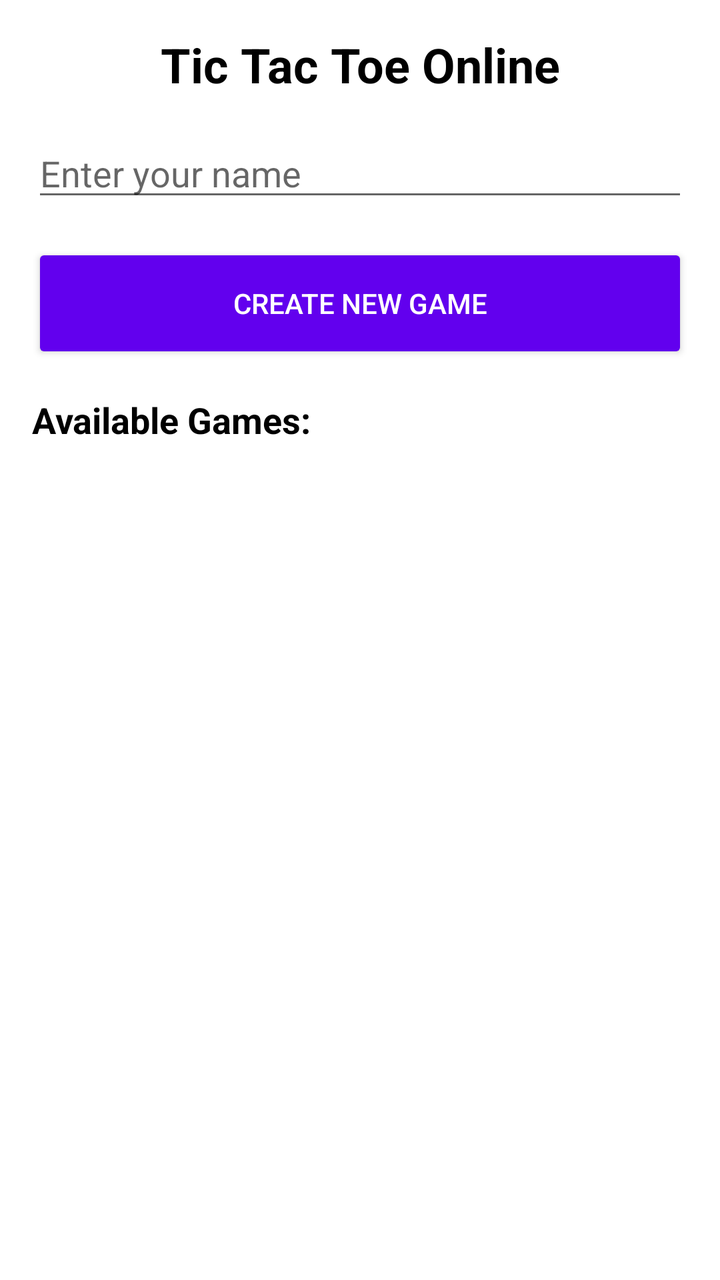
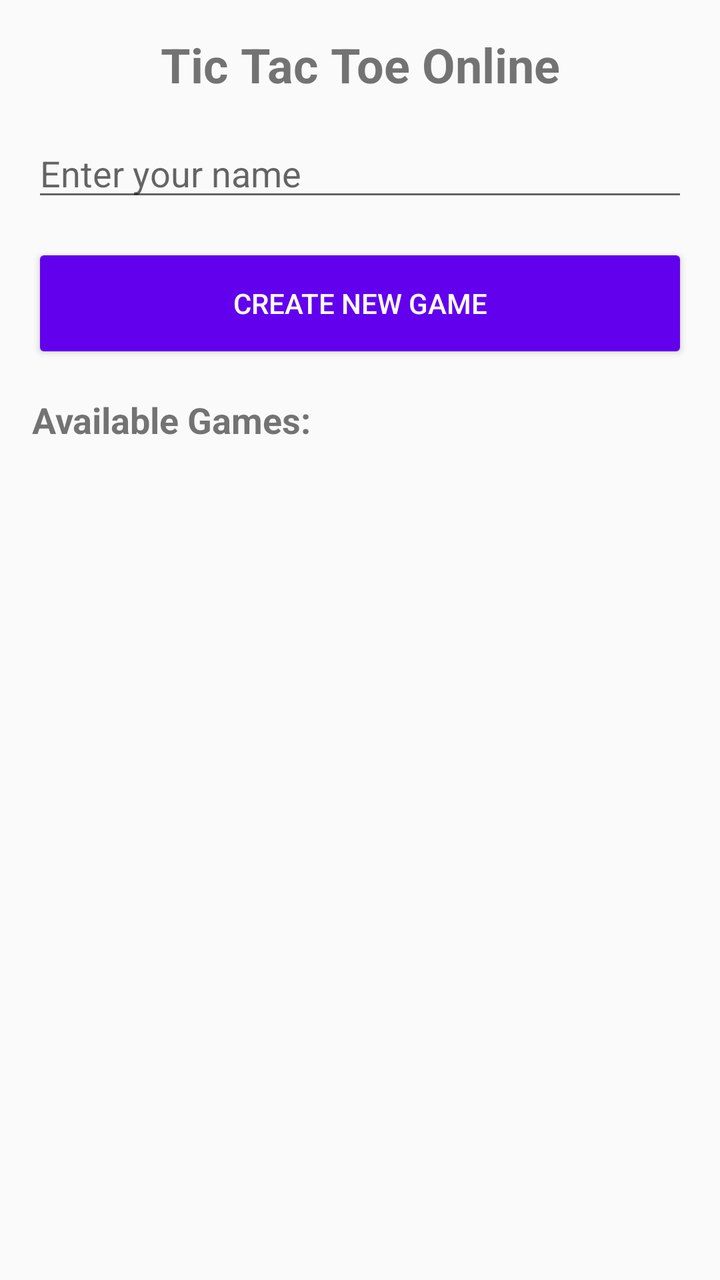

An Android layout rendered at two revisions. The XML below is the earlier revision; the diff shows what the commit changed to produce the second picture.
<!-- AndroidManifest.xml: application theme Theme.AndroidTicTacToeTutorial2 -->
<!-- res/layout/activity_game_list.xml -->
<?xml version="1.0" encoding="utf-8"?>
<LinearLayout xmlns:android="http://schemas.android.com/apk/res/android"
    android:layout_width="match_parent"
    android:layout_height="match_parent"
    android:orientation="vertical"
    android:background="#FFFFFF"
    android:fitsSystemWindows="true"
    android:padding="16dp">

    <TextView
        android:layout_width="match_parent"
        android:layout_height="wrap_content"
        android:text="Tic Tac Toe Online"
        android:textColor="#000000"
        android:textAlignment="center"
        android:textSize="24sp"
        android:textStyle="bold"
        android:layout_marginBottom="16dp" />

    <EditText
        android:id="@+id/et_player_name"
        android:layout_width="match_parent"
        android:layout_height="wrap_content"
        android:hint="Enter your name"
        android:inputType="textPersonName"
        android:layout_marginBottom="16dp" />

    <Button
        android:id="@+id/btn_create_game"
        android:layout_width="match_parent"
        android:layout_height="60dp"
        android:text="Create New Game"
        android:textColor="#FFFFFF"
        android:backgroundTint="@color/purple_500"
        android:layout_marginBottom="16dp" />

    <TextView
        android:layout_width="match_parent"
        android:layout_height="wrap_content"
        android:text="Available Games:"
        android:textColor="#000000"
        android:textSize="18sp"
        android:textStyle="bold"
        android:layout_marginBottom="8dp" />

    <ListView
        android:id="@+id/list_games"
        android:layout_width="match_parent"
        android:layout_height="0dp"
        android:layout_weight="1" />

</LinearLayout>
<!-- resources referenced by this layout -->
<resources>
  <color name="purple_500">#FF6200EE</color>
  <style name="Theme.AndroidTicTacToeTutorial2" parent="Theme.AppCompat.DayNight.DarkActionBar">
          
          <item name="colorPrimary">@color/purple_500</item>
          <item name="colorPrimaryVariant">@color/purple_700</item>
          <item name="colorOnPrimary">@color/white</item>
          
          <item name="colorSecondary">@color/teal_200</item>
          <item name="colorSecondaryVariant">@color/teal_700</item>
          <item name="colorOnSecondary">@color/black</item>
          
          <item name="android:statusBarColor">?attr/colorPrimaryVariant</item>
          
      </style>
  <color name="purple_700">#FF3700B3</color>
  <color name="white">#FFFFFFFF</color>
  <color name="teal_200">#FF03DAC5</color>
  <color name="teal_700">#FF018786</color>
  <color name="black">#FF000000</color>
</resources>

<!-- the commit's change to res/layout/activity_game_list.xml (unified diff, before → after) -->
@@ -3,7 +3,6 @@
     android:layout_width="match_parent"
     android:layout_height="match_parent"
     android:orientation="vertical"
-    android:background="#FFFFFF"
     android:fitsSystemWindows="true"
     android:padding="16dp">
 
@@ -11,7 +10,6 @@
         android:layout_width="match_parent"
         android:layout_height="wrap_content"
         android:text="Tic Tac Toe Online"
-        android:textColor="#000000"
         android:textAlignment="center"
         android:textSize="24sp"
         android:textStyle="bold"
@@ -38,7 +36,6 @@
         android:layout_width="match_parent"
         android:layout_height="wrap_content"
         android:text="Available Games:"
-        android:textColor="#000000"
         android:textSize="18sp"
         android:textStyle="bold"
         android:layout_marginBottom="8dp" />
